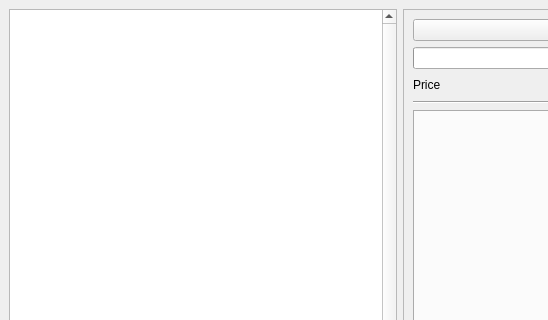
Old version of the form source/ui/watcherWindow.ui in the repository qrlik/MarketWatcher; both pictures show x 0 to 548 and y 0 to 320 of the 800 by 600 pixel window.
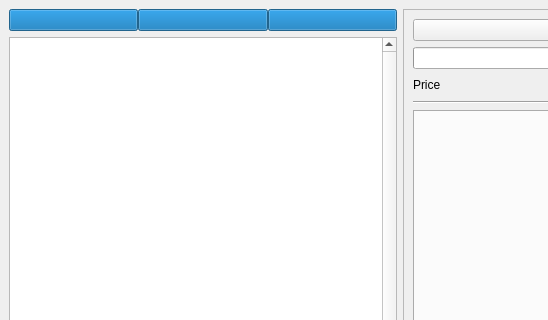
New version of the form.

Commit message: refactor, move to watcherTable

Diff of the .ui file:
```diff
--- a/source/ui/watcherWindow.ui
+++ b/source/ui/watcherWindow.ui
@@ -24,13 +24,55 @@
        <enum>QLayout::SetDefaultConstraint</enum>
       </property>
       <item>
+       <layout class="QVBoxLayout" name="watcherLayout">
+        <item>
+         <layout class="QHBoxLayout" name="ratioBar">
+          <property name="spacing">
+           <number>0</number>
+          </property>
+          <item>
+           <widget class="QProgressBar" name="bullBar">
+            <property name="value">
+             <number>100</number>
+            </property>
+            <property name="textVisible">
+             <bool>false</bool>
+            </property>
+            <property name="format">
+             <string>%p</string>
+            </property>
+           </widget>
+          </item>
+          <item>
+           <widget class="QProgressBar" name="bearBar">
+            <property name="value">
+             <number>100</number>
+            </property>
+            <property name="textVisible">
+             <bool>false</bool>
+            </property>
+            <property name="format">
+             <string>%p</string>
+            </property>
+           </widget>
+          </item>
+          <item>
+           <widget class="QProgressBar" name="emptyBar">
+            <property name="value">
+             <number>100</number>
+            </property>
+            <property name="textVisible">
+             <bool>false</bool>
+            </property>
+            <property name="format">
+             <string>%p</string>
+            </property>
+           </widget>
+          </item>
+         </layout>
+        </item>
+        <item>
        <widget class="QTableWidget" name="watcherTable">
-        <property name="sizePolicy">
-         <sizepolicy hsizetype="Expanding" vsizetype="Expanding">
-          <horstretch>0</horstretch>
-          <verstretch>0</verstretch>
-         </sizepolicy>
-        </property>
         <property name="verticalScrollBarPolicy">
          <enum>Qt::ScrollBarAlwaysOn</enum>
         </property>
@@ -38,6 +80,8 @@
          <enum>Qt::ScrollBarAlwaysOff</enum>
         </property>
        </widget>
+        </item>
+       </layout>
       </item>
       <item>
        <widget class="QFrame" name="infoWidget">
```
Lines whose indentation alone changed are shown as unchanged. The commit also changes 2 other files.
